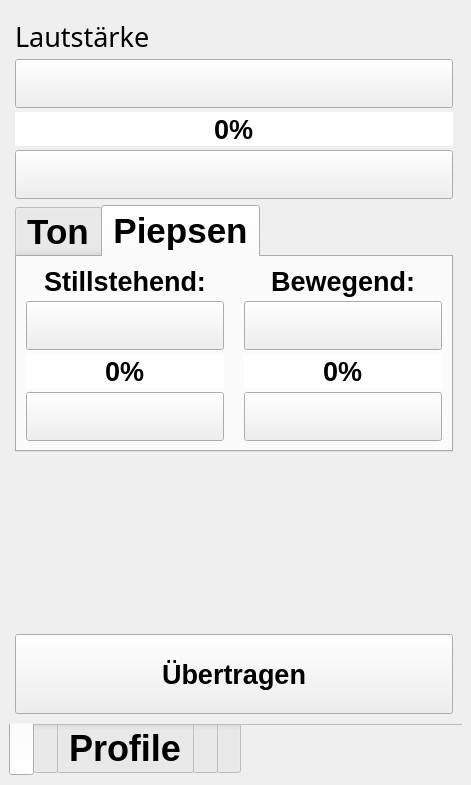
This is klingelballui.ui in Sammasas/Klingelball-App as Qt 5 draws it before an edit. The edited form follows.
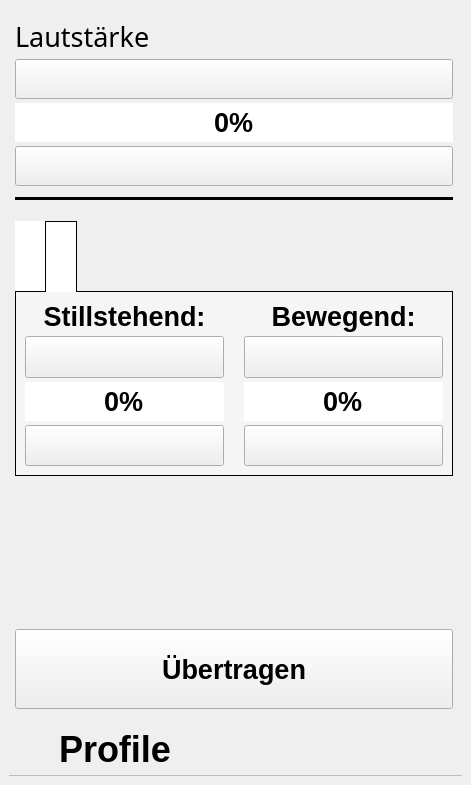
This is the edited form. The open tabs and pages were chosen to show the change. Icons and pictures are not drawn.

Diff of the .ui file:
```diff
--- a/klingelballui.ui
+++ b/klingelballui.ui
@@ -36,6 +36,52 @@
       <property name="accessibleDescription">
        <string/>
       </property>
+      <property name="styleSheet">
+       <string notr="true">QTabWidget{
+    background: #5d5e5e;
+}
+
+QTabWidget::pane{
+    background: #5d5e5e;
+
+}
+
+
+QTabBar::tab{
+    margin-left: 10px;
+    margin-right: 10px;
+    margin-bottom: 5px;
+    margin-top: 10px;
+
+    /*padding-left: 5px;
+    padding-right: 5px;*/
+
+}
+
+QTabWidget::tab-bar {
+    alignment: center;
+
+}
+
+QTabBar{
+
+    alignment: center;
+
+}
+
+QTabBar::tab:selected {
+    color: #e50616;
+    background: transparent;
+    border-bottom: 2px solid #e50616;
+
+}
+
+QTabBar::tab:!selected {
+    color: black;
+    background: transparent;
+    border-radius: 5px;
+}</string>
+      </property>
       <property name="tabPosition">
        <enum>QTabWidget::South</enum>
       </property>
@@ -70,7 +116,7 @@
        <attribute name="title">
         <string/>
        </attribute>
-       <layout class="QVBoxLayout" name="verticalLayout_3" stretch="0,0,0,0">
+       <layout class="QVBoxLayout" name="verticalLayout_3" stretch="0,0,0,0,0">
         <property name="sizeConstraint">
          <enum>QLayout::SetNoConstraint</enum>
         </property>
@@ -82,6 +128,9 @@
           <property name="spacing">
            <number>4</number>
           </property>
+          <property name="bottomMargin">
+           <number>5</number>
+          </property>
           <item>
            <widget class="QLabel" name="Lautstaerke_Label">
             <property name="sizePolicy">
@@ -238,6 +287,22 @@
           </item>
          </layout>
         </item>
+        <item>
+         <widget class="Line" name="line">
+          <property name="autoFillBackground">
+           <bool>false</bool>
+          </property>
+          <property name="frameShadow">
+           <enum>QFrame::Plain</enum>
+          </property>
+          <property name="lineWidth">
+           <number>3</number>
+          </property>
+          <property name="orientation">
+           <enum>Qt::Horizontal</enum>
+          </property>
+         </widget>
+        </item>
         <item>
          <widget class="QTabWidget" name="Sound_tabWidget">
           <property name="sizePolicy">
@@ -258,6 +323,55 @@
             <bold>true</bold>
            </font>
           </property>
+          <property name="autoFillBackground">
+           <bool>false</bool>
+          </property>
+          <property name="styleSheet">
+           <string notr="true">/*QTabWidget::pane {
+   border-top: 1px solid black;
+ border-bottom: 1px solid black;
+  top: -2px; 
+  background: black;
+  
+} 
+
+QTabBar::tab {
+   background: white; 
+	padding: 15px;	
+} 
+
+QTabBar::tab:selected { 
+  border-bottom: 1px solid black;
+  margin-bottom: -1px; 
+}*/
+QTabWidget::pane {
+  border: 1px solid black;
+  top:-1px; 
+  background: rgb(245, 245, 245);
+} 
+
+QTabBar::tab {
+  background: rgb(230, 230, 230); 
+  
+	padding: 15px;
+	margin-left: 0px;
+	margin-right: 0px;
+  
+} 
+
+QTabBar::tab:unselected{
+	background: white;
+   top: 5px; 
+	border-bottom: 1px solid black; 
+	border-radius: 0px;
+}
+
+QTabBar::tab:selected { 
+border: 1px solid black; 
+  background: white; 
+  margin-bottom: -1px; 
+}</string>
+          </property>
           <property name="tabPosition">
            <enum>QTabWidget::North</enum>
           </property>
@@ -266,7 +380,7 @@
           </property>
           <widget class="QWidget" name="Ton_tab">
            <attribute name="title">
-            <string>Ton</string>
+            <string/>
            </attribute>
            <layout class="QVBoxLayout" name="verticalLayout_5">
             <item>
@@ -555,8 +669,16 @@
            </layout>
           </widget>
           <widget class="QWidget" name="Beep_tab">
+           <property name="styleSheet">
+            <string notr="true"/>
+           </property>
+           <attribute name="icon">
+            <iconset resource="UI-Resources.qrc">
+             <normaloff>:/Icons/Beep-icon-dark.png</normaloff>
+             <activeon>:/Icons/Beep-icon-red.png</activeon>:/Icons/Beep-icon-dark.png</iconset>
+           </attribute>
            <attribute name="title">
-            <string>Piepsen</string>
+            <string/>
            </attribute>
            <layout class="QVBoxLayout" name="verticalLayout_8">
             <item>
@@ -678,6 +800,12 @@
                   <verstretch>0</verstretch>
                  </sizepolicy>
                 </property>
+                <property name="minimumSize">
+                 <size>
+                  <width>0</width>
+                  <height>40</height>
+                 </size>
+                </property>
                 <property name="maximumSize">
                  <size>
                   <width>16777215</width>
```
Left out of the diff: 19 changed lines with no effect on the pictures.
